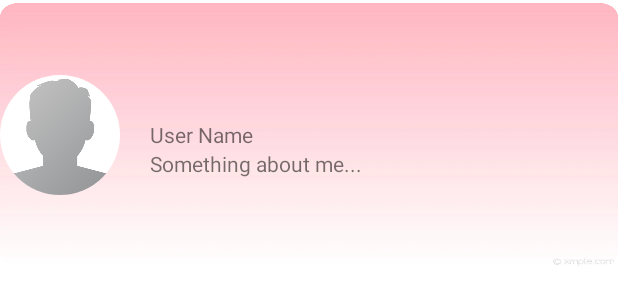
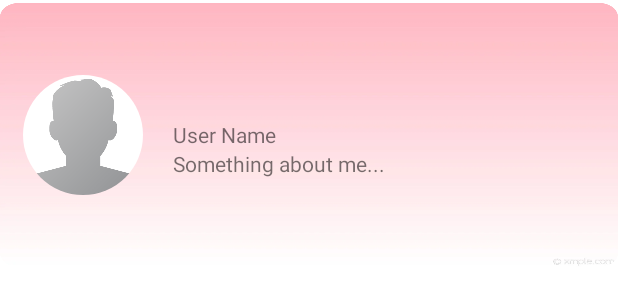
Before and after one commit to Micoder-dev/ChatApp-FE-UI, an Android app: the layout drawer_header.xml on its own in the app's theme, with its tools: preview values and no code run, on a phone screen of 412 x 824 dp. Shown: the top 305 px of the screen. Run offline under Robolectric (Android 15) with nearby library versions, the phone set to English and light mode, and no system bars.

```diff
--- a/app/src/main/res/layout/drawer_header.xml
+++ b/app/src/main/res/layout/drawer_header.xml
@@ -10,7 +10,8 @@
         android:layout_width="80dp"
         android:layout_height="80dp"
         android:src="@drawable/profile_image"
-        android:layout_centerVertical="true"/>
+        android:layout_centerVertical="true"
+        android:layout_marginLeft="15dp"/>
 
     <TextView
         android:id="@+id/drawer_user_name"
```
Also changed, not shown: app/src/main/java/com/micoder/whatsappclone/MainActivity.java (+32 -0 lines).
